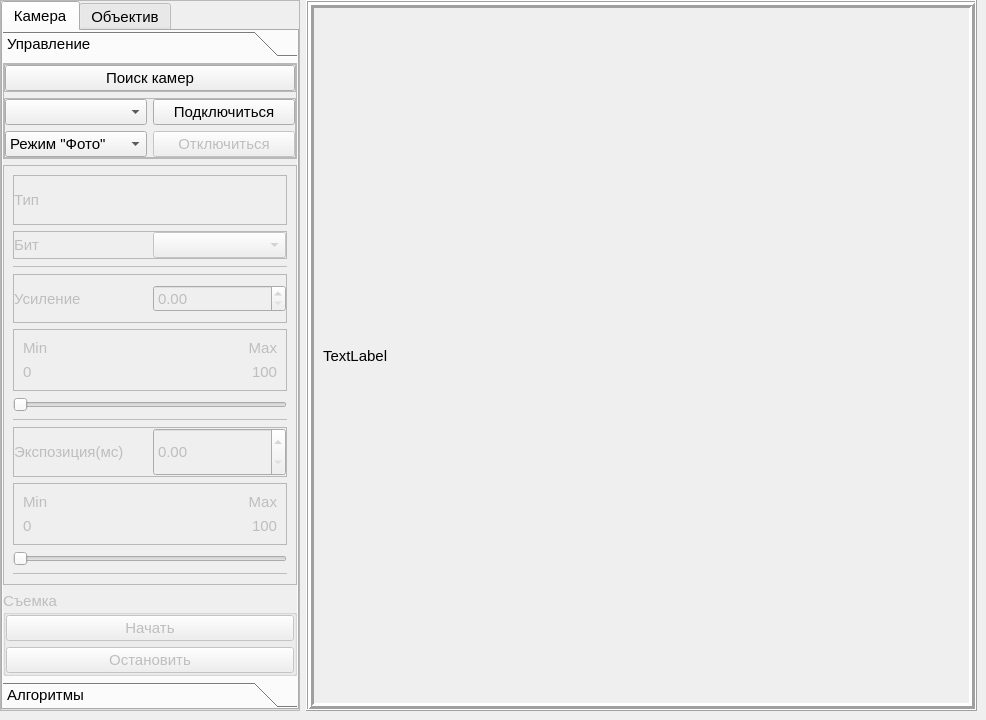
H4KC3R/AlgoDemon, file project/source/mainwindow.ui: the form before one commit.
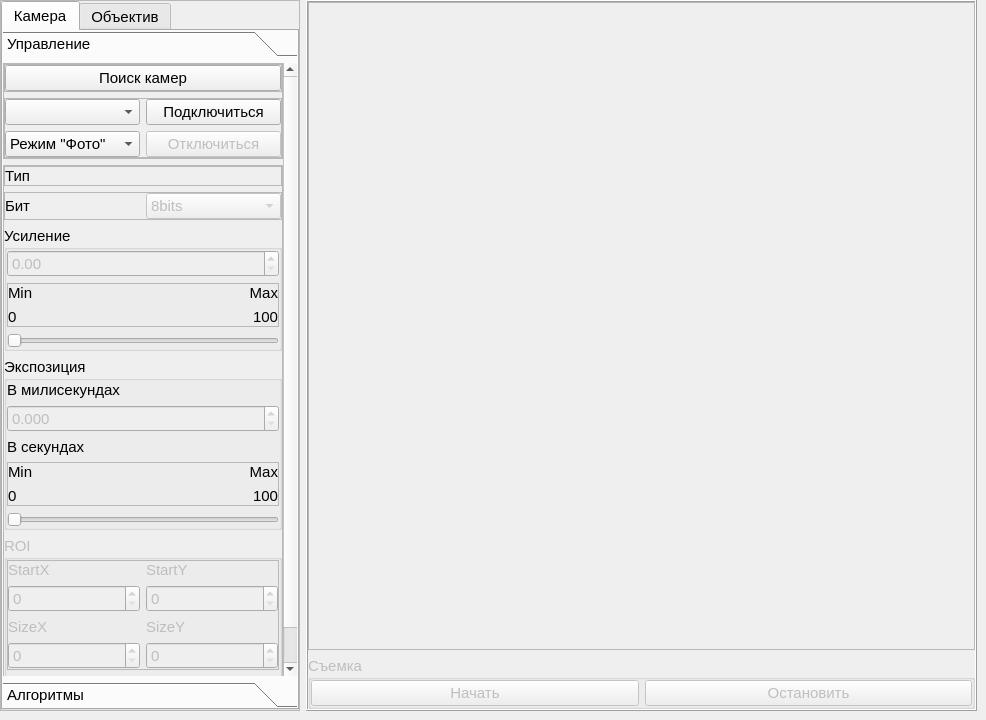
The form after the commit.

```diff
--- a/project/source/mainwindow.ui
+++ b/project/source/mainwindow.ui
@@ -105,9 +105,9 @@
               <property name="geometry">
                <rect>
                 <x>0</x>
-                <y>0</y>
-                <width>299</width>
-                <height>586</height>
+                <y>-108</y>
+                <width>285</width>
+                <height>694</height>
                </rect>
               </property>
               <attribute name="label">
@@ -263,7 +263,7 @@
                <item>
                 <widget class="QFrame" name="cameraControlFrame">
                  <property name="enabled">
-                  <bool>false</bool>
+                  <bool>true</bool>
                  </property>
                  <property name="sizePolicy">
                   <sizepolicy hsizetype="Preferred" vsizetype="Preferred">
@@ -278,6 +278,15 @@
                   <enum>QFrame::Raised</enum>
                  </property>
                  <layout class="QVBoxLayout" name="verticalLayout_8">
+                  <property name="leftMargin">
+                   <number>0</number>
+                  </property>
+                  <property name="topMargin">
+                   <number>0</number>
+                  </property>
+                  <property name="rightMargin">
+                   <number>0</number>
+                  </property>
                   <item>
                    <widget class="QFrame" name="cameraTypeFrame">
                     <property name="frameShape">
@@ -302,7 +311,7 @@
                      <item>
                       <widget class="QLabel" name="cameraTypeLabel">
                        <property name="enabled">
-                        <bool>false</bool>
+                        <bool>true</bool>
                        </property>
                        <property name="text">
                         <string>Тип</string>
@@ -354,67 +363,79 @@
                       </widget>
                      </item>
                      <item>
-                      <widget class="QComboBox" name="cameraDepthComboBox"/>
+                      <widget class="QComboBox" name="cameraDepthComboBox">
+                       <property name="enabled">
+                        <bool>false</bool>
+                       </property>
+                       <item>
+                        <property name="text">
+                         <string>8bits</string>
+                        </property>
+                       </item>
+                       <item>
+                        <property name="text">
+                         <string>16bits</string>
+                        </property>
+                       </item>
+                      </widget>
                      </item>
                     </layout>
                    </widget>
                   </item>
                   <item>
-                   <widget class="Line" name="cameraDepthLine">
-                    <property name="frameShadow">
-                     <enum>QFrame::Plain</enum>
+                   <widget class="QGroupBox" name="cameraGainGroupBox">
+                    <property name="enabled">
+                     <bool>true</bool>
                     </property>
-                    <property name="lineWidth">
-                     <number>1</number>
-                    </property>
-                    <property name="orientation">
-                     <enum>Qt::Horizontal</enum>
-                    </property>
-                   </widget>
-                  </item>
-                  <item>
-                   <widget class="QFrame" name="cameraGainFrame">
-                    <property name="frameShape">
-                     <enum>QFrame::StyledPanel</enum>
-                    </property>
-                    <property name="frameShadow">
-                     <enum>QFrame::Raised</enum>
-                    </property>
-                    <layout class="QHBoxLayout" name="horizontalLayout_3">
-                     <property name="leftMargin">
-                      <number>0</number>
-                     </property>
-                     <property name="topMargin">
-                      <number>0</number>
-                     </property>
-                     <property name="rightMargin">
-                      <number>0</number>
-                     </property>
-                     <property name="bottomMargin">
-                      <number>0</number>
-                     </property>
-                     <item>
-                      <widget class="QLabel" name="cameraGainLabel">
-                       <property name="text">
+                    <property name="title">
                         <string>Усиление</string>
                        </property>
-                      </widget>
-                     </item>
+                    <layout class="QVBoxLayout" name="verticalLayout_7">
+                     <property name="leftMargin">
+                      <number>0</number>
+                     </property>
+                     <property name="topMargin">
+                      <number>0</number>
+                     </property>
+                     <property name="rightMargin">
+                      <number>0</number>
+                     </property>
+                     <property name="bottomMargin">
+                      <number>0</number>
+                     </property>
                      <item>
                       <widget class="QDoubleSpinBox" name="cameraGainDSpinBox">
+                       <property name="enabled">
+                        <bool>false</bool>
+                       </property>
                        <property name="sizePolicy">
                         <sizepolicy hsizetype="Preferred" vsizetype="Fixed">
                          <horstretch>0</horstretch>
                          <verstretch>0</verstretch>
                         </sizepolicy>
                        </property>
-                      </widget>
-                     </item>
-                    </layout>
+                       <property name="decimals">
+                        <number>2</number>
+                       </property>
                    </widget>
                   </item>
                   <item>
                    <widget class="QFrame" name="cameraGainMinMaxFrame">
+                       <property name="enabled">
+                        <bool>true</bool>
+                       </property>
+                       <property name="sizePolicy">
+                        <sizepolicy hsizetype="Preferred" vsizetype="Fixed">
+                         <horstretch>0</horstretch>
+                         <verstretch>0</verstretch>
+                        </sizepolicy>
+                       </property>
+                       <property name="maximumSize">
+                        <size>
+                         <width>16777215</width>
+                         <height>50</height>
+                        </size>
+                       </property>
                     <property name="frameShape">
                      <enum>QFrame::StyledPanel</enum>
                     </property>
@@ -422,10 +443,22 @@
                      <enum>QFrame::Raised</enum>
                     </property>
                     <layout class="QGridLayout" name="gridLayout_2">
-                     <item row="1" column="1">
-                      <widget class="QLabel" name="cameraGMaxLabel">
+                        <property name="leftMargin">
+                         <number>0</number>
+                        </property>
+                        <property name="topMargin">
+                         <number>0</number>
+                        </property>
+                        <property name="rightMargin">
+                         <number>0</number>
+                        </property>
+                        <property name="bottomMargin">
+                         <number>0</number>
+                        </property>
+                        <item row="4" column="1">
+                         <widget class="QLabel" name="cameraGMaxValLabel">
                        <property name="text">
-                        <string>Max</string>
+                           <string>100</string>
                        </property>
                        <property name="alignment">
                         <set>Qt::AlignRight|Qt::AlignTrailing|Qt::AlignVCenter</set>
@@ -439,6 +472,16 @@
                        </property>
                       </widget>
                      </item>
+                        <item row="1" column="1">
+                         <widget class="QLabel" name="cameraGMaxLabel">
+                          <property name="text">
+                           <string>Max</string>
+                          </property>
+                          <property name="alignment">
+                           <set>Qt::AlignRight|Qt::AlignTrailing|Qt::AlignVCenter</set>
+                          </property>
+                         </widget>
+                        </item>
                      <item row="1" column="0">
                       <widget class="QLabel" name="cameraGMinLabel">
                        <property name="text">
@@ -446,45 +489,31 @@
                        </property>
                       </widget>
                      </item>
-                     <item row="4" column="1">
-                      <widget class="QLabel" name="cameraGMaxValLabel">
-                       <property name="text">
-                        <string>100</string>
-                       </property>
-                       <property name="alignment">
-                        <set>Qt::AlignRight|Qt::AlignTrailing|Qt::AlignVCenter</set>
-                       </property>
-                      </widget>
-                     </item>
                     </layout>
                    </widget>
                   </item>
                   <item>
                    <widget class="QSlider" name="cameraGainHSlider">
+                       <property name="enabled">
+                        <bool>false</bool>
+                       </property>
                     <property name="orientation">
                      <enum>Qt::Horizontal</enum>
                     </property>
                    </widget>
                   </item>
-                  <item>
-                   <widget class="Line" name="cameraGainLine">
-                    <property name="frameShadow">
-                     <enum>QFrame::Plain</enum>
-                    </property>
-                    <property name="orientation">
-                     <enum>Qt::Horizontal</enum>
-                    </property>
+                    </layout>
                    </widget>
                   </item>
                   <item>
-                   <widget class="QFrame" name="cameraExposureFrame">
-                    <property name="frameShape">
-                     <enum>QFrame::StyledPanel</enum>
+                   <widget class="QGroupBox" name="cameraExposureGroupBox">
+                    <property name="enabled">
+                     <bool>true</bool>
                     </property>
-                    <property name="frameShadow">
-                     <enum>QFrame::Raised</enum>
+                    <property name="title">
+                     <string>Экспозиция</string>
                     </property>
-                    <layout class="QHBoxLayout" name="horizontalLayout_4">
+                    <layout class="QVBoxLayout" name="verticalLayout_18">
                      <property name="leftMargin">
                       <number>0</number>
                      </property>
@@ -498,27 +527,43 @@
                       <number>0</number>
                      </property>
                      <item>
-                      <widget class="QLabel" name="cameraExposureLabel">
+                      <widget class="QLabel" name="label_2">
                        <property name="text">
-                        <string>Экспозиция(мс)</string>
+                        <string>В милисекундах</string>
                        </property>
                       </widget>
                      </item>
                      <item>
                       <widget class="QDoubleSpinBox" name="cameraExposureDSpinBox">
+                       <property name="enabled">
+                        <bool>false</bool>
+                       </property>
                        <property name="sizePolicy">
                         <sizepolicy hsizetype="Preferred" vsizetype="Preferred">
                          <horstretch>0</horstretch>
                          <verstretch>0</verstretch>
                         </sizepolicy>
                        </property>
+                       <property name="decimals">
+                        <number>3</number>
+                       </property>
                       </widget>
                      </item>
-                    </layout>
+                     <item>
+                      <widget class="QLabel" name="label">
+                       <property name="text">
+                        <string>В секундах</string>
+                       </property>
                    </widget>
                   </item>
                   <item>
                    <widget class="QFrame" name="cameraExpMinMaxFrame">
+                       <property name="maximumSize">
+                        <size>
+                         <width>16777215</width>
+                         <height>50</height>
+                        </size>
+                       </property>
                     <property name="frameShape">
                      <enum>QFrame::StyledPanel</enum>
                     </property>
@@ -526,6 +571,18 @@
                      <enum>QFrame::Raised</enum>
                     </property>
                     <layout class="QGridLayout" name="gridLayout_3">
+                        <property name="leftMargin">
+                         <number>0</number>
+                        </property>
+                        <property name="topMargin">
+                         <number>0</number>
+                        </property>
+                        <property name="rightMargin">
+                         <number>0</number>
+                        </property>
+                        <property name="bottomMargin">
+                         <number>0</number>
+                        </property>
                      <item row="1" column="1">
                       <widget class="QLabel" name="cameraExpMaxValLabel">
                        <property name="text">
@@ -565,15 +622,8 @@
                   </item>
                   <item>
                    <widget class="QSlider" name="cameraExposureHSlider">
-                    <property name="orientation">
-                     <enum>Qt::Horizontal</enum>
-                    </property>
-                   </widget>
-                  </item>
-                  <item>
-                   <widget class="Line" name="cameraExposureLine">
-                    <property name="frameShadow">
-                     <enum>QFrame::Plain</enum>
+                       <property name="enabled">
+                        <bool>false</bool>
                     </property>
                     <property name="orientation">
                      <enum>Qt::Horizontal</enum>
@@ -584,20 +634,14 @@
                 </widget>
                </item>
                <item>
-                <widget class="QGroupBox" name="cameraCaptureGroupBox">
+                   <widget class="QGroupBox" name="cameraRoiGroupBox">
                  <property name="enabled">
                   <bool>false</bool>
                  </property>
-                 <property name="sizePolicy">
-                  <sizepolicy hsizetype="Preferred" vsizetype="Fixed">
-                   <horstretch>0</horstretch>
-                   <verstretch>0</verstretch>
-                  </sizepolicy>
-                 </property>
                  <property name="title">
-                  <string>Съемка</string>
-                 </property>
-                 <layout class="QVBoxLayout" name="verticalLayout_7">
+                     <string>ROI</string>
+                    </property>
+                    <layout class="QVBoxLayout" name="verticalLayout_17">
                   <property name="leftMargin">
                    <number>0</number>
                   </property>
@@ -611,17 +655,77 @@
                    <number>0</number>
                   </property>
                   <item>
-                   <widget class="QPushButton" name="cameraStartCaptureButton">
+                      <widget class="QFrame" name="cameraRoiSettingsFrame">
+                       <property name="frameShape">
+                        <enum>QFrame::StyledPanel</enum>
+                       </property>
+                       <property name="frameShadow">
+                        <enum>QFrame::Raised</enum>
+                       </property>
+                       <layout class="QGridLayout" name="gridLayout_7">
+                        <property name="leftMargin">
+                         <number>0</number>
+                        </property>
+                        <property name="topMargin">
+                         <number>0</number>
+                        </property>
+                        <property name="rightMargin">
+                         <number>0</number>
+                        </property>
+                        <property name="bottomMargin">
+                         <number>0</number>
+                        </property>
+                        <item row="0" column="1">
+                         <widget class="QLabel" name="cameraStartYFrame">
                     <property name="text">
-                     <string>Начать</string>
+                           <string>StartY</string>
                     </property>
                    </widget>
                   </item>
+                        <item row="1" column="0">
+                         <widget class="QSpinBox" name="cameraStartXSpinBox"/>
+                        </item>
+                        <item row="2" column="0">
+                         <widget class="QLabel" name="cameraSizeXFrame">
+                          <property name="text">
+                           <string>SizeX</string>
+                          </property>
+                         </widget>
+                        </item>
+                        <item row="0" column="0">
+                         <widget class="QLabel" name="cameraStartXFrame">
+                          <property name="text">
+                           <string>StartX</string>
+                          </property>
+                         </widget>
+                        </item>
+                        <item row="1" column="1">
+                         <widget class="QSpinBox" name="cameraStartYSpinBox"/>
+                        </item>
+                        <item row="2" column="1">
+                         <widget class="QLabel" name="cameraSizeYFrame">
+                          <property name="text">
+                           <string>SizeY</string>
+                          </property>
+                         </widget>
+                        </item>
+                        <item row="3" column="0">
+                         <widget class="QSpinBox" name="cameraSizeXSpinBox"/>
+                        </item>
+                        <item row="3" column="1">
+                         <widget class="QSpinBox" name="cameraSizeYSpinBox"/>
+                        </item>
+                       </layout>
+                      </widget>
+                     </item>
                   <item>
-                   <widget class="QPushButton" name="cameraStopCaptureButton">
+                      <widget class="QPushButton" name="cameraSetRoiButton">
                     <property name="text">
-                     <string>Остановить</string>
-                    </property>
+                        <string>задать ROI</string>
+                       </property>
+                      </widget>
+                     </item>
+                    </layout>
                    </widget>
                   </item>
                  </layout>
@@ -631,7 +735,7 @@
              </widget>
              <widget class="QWidget" name="imageProcessPage">
               <property name="enabled">
-               <bool>false</bool>
+               <bool>true</bool>
               </property>
               <property name="geometry">
                <rect>
@@ -659,6 +763,9 @@
                </property>
                <item>
                 <widget class="QFrame" name="imageProcessFrame">
+                 <property name="enabled">
+                  <bool>true</bool>
+                 </property>
                  <property name="frameShape">
                   <enum>QFrame::StyledPanel</enum>
                  </property>
@@ -666,8 +773,23 @@
                   <enum>QFrame::Raised</enum>
                  </property>
                  <layout class="QVBoxLayout" name="verticalLayout_11">
+                  <property name="leftMargin">
+                   <number>0</number>
+                  </property>
+                  <property name="topMargin">
+                   <number>0</number>
+                  </property>
+                  <property name="rightMargin">
+                   <number>0</number>
+                  </property>
+                  <property name="bottomMargin">
+                   <number>0</number>
+                  </property>
                   <item>
                    <widget class="QFrame" name="focusControlFrame">
+                    <property name="enabled">
+                     <bool>false</bool>
+                    </property>
                     <property name="frameShape">
                      <enum>QFrame::StyledPanel</enum>
                     </property>
@@ -675,24 +797,39 @@
                      <enum>QFrame::Raised</enum>
                     </property>
                     <layout class="QVBoxLayout" name="verticalLayout_16">
+                     <property name="leftMargin">
+                      <number>0</number>
+                     </property>
+                     <property name="topMargin">
+                      <number>0</number>
+                     </property>
+                     <property name="rightMargin">
+                      <number>0</number>
+                     </property>
+                     <property name="bottomMargin">
+                      <number>0</number>
+                     </property>
                      <item>
                       <widget class="QCheckBox" name="cameraEnableFocusCheckBox">
                        <property name="text">
-                        <string>CheckBox</string>
+                        <string>Задать область фокусировки</string>
                        </property>
                       </widget>
                      </item>
                      <item>
                       <widget class="QLabel" name="cameraFocusRoiLabel">
                        <property name="text">
-                        <string>TextLabel</string>
+                        <string/>
                        </property>
                       </widget>
                      </item>
                      <item>
                       <widget class="QPushButton" name="cameraFocusButton">
+                       <property name="enabled">
+                        <bool>false</bool>
+                       </property>
                        <property name="text">
-                        <string>PushButton</string>
+                        <string>Сфокусировать</string>
                        </property>
                       </widget>
                      </item>
@@ -701,6 +838,9 @@
                   </item>
                   <item>
                    <widget class="QCheckBox" name="debayerCheckBox">
+                    <property name="enabled">
+                     <bool>false</bool>
+                    </property>
                     <property name="text">
                      <string>Дебаеризация</string>
                     </property>
@@ -708,6 +848,9 @@
                   </item>
                   <item>
                    <widget class="QCheckBox" name="whiteBalanceCheckBox">
+                    <property name="enabled">
+                     <bool>false</bool>
+                    </property>
                     <property name="text">
                      <string>Баланс белого</string>
                     </property>
@@ -715,6 +858,9 @@
                   </item>
                   <item>
                    <widget class="QFrame" name="contrastsFrame">
+                    <property name="enabled">
+                     <bool>false</bool>
+                    </property>
                     <property name="sizePolicy">
                      <sizepolicy hsizetype="Preferred" vsizetype="Fixed">
                       <horstretch>0</horstretch>
@@ -859,6 +1005,15 @@
                   </item>
                   <item>
                    <widget class="QFrame" name="autoExposureFrame">
+                    <property name="enabled">
+                     <bool>false</bool>
+                    </property>
+                    <property name="sizePolicy">
+                     <sizepolicy hsizetype="Preferred" vsizetype="Fixed">
+                      <horstretch>0</horstretch>
+                      <verstretch>0</verstretch>
+                     </sizepolicy>
+                    </property>
                     <property name="frameShape">
                      <enum>QFrame::StyledPanel</enum>
                     </property>
@@ -886,7 +1041,11 @@
                       </widget>
                      </item>
                      <item row="1" column="1">
-                      <widget class="QLineEdit" name="autoExposureValLineEdit"/>
+                      <widget class="QLineEdit" name="autoExposureValLineEdit">
+                       <property name="readOnly">
+                        <bool>true</bool>
+                       </property>
+                      </widget>
                      </item>
                      <item row="0" column="0">
                       <widget class="QCheckBox" name="autoExposureCheckBox">
@@ -1151,7 +1310,7 @@
      </widget>
     </item>
     <item>
-     <widget class="QFrame" name="frame_2">
+     <widget class="QFrame" name="cameraDisplayControlFrame">
       <property name="sizePolicy">
        <sizepolicy hsizetype="Expanding" vsizetype="Preferred">
         <horstretch>0</horstretch>
@@ -1178,21 +1337,65 @@
         <number>0</number>
        </property>
        <item>
-        <widget class="QFrame" name="processed_image_frm">
+        <widget class="QFrame" name="cameraDisplayFrame">
          <property name="frameShape">
-          <enum>QFrame::Box</enum>
+          <enum>QFrame::StyledPanel</enum>
          </property>
          <property name="frameShadow">
           <enum>QFrame::Raised</enum>
          </property>
-         <property name="lineWidth">
-          <number>3</number>
-         </property>
          <layout class="QHBoxLayout" name="horizontalLayout_7">
           <item>
-           <widget class="QLabel" name="label_2">
+           <widget class="QLabel" name="imageLabel">
             <property name="text">
-             <string>TextLabel</string>
+             <string/>
+            </property>
+           </widget>
+          </item>
+         </layout>
+        </widget>
+       </item>
+       <item>
+        <widget class="QGroupBox" name="cameraCaptureGroupBox">
+         <property name="enabled">
+          <bool>false</bool>
+         </property>
+         <property name="sizePolicy">
+          <sizepolicy hsizetype="Preferred" vsizetype="Fixed">
+           <horstretch>0</horstretch>
+           <verstretch>0</verstretch>
+          </sizepolicy>
+         </property>
+         <property name="title">
+          <string>Съемка</string>
+         </property>
+         <layout class="QHBoxLayout" name="horizontalLayout_6">
+          <property name="leftMargin">
+           <number>0</number>
+          </property>
+          <property name="topMargin">
+           <number>0</number>
+          </property>
+          <property name="rightMargin">
+           <number>0</number>
+          </property>
+          <property name="bottomMargin">
+           <number>0</number>
+          </property>
+          <item>
+           <widget class="QPushButton" name="cameraStartCaptureButton">
+            <property name="text">
+             <string>Начать</string>
+            </property>
+           </widget>
+          </item>
+          <item>
+           <widget class="QPushButton" name="cameraStopCaptureButton">
+            <property name="enabled">
+             <bool>false</bool>
+            </property>
+            <property name="text">
+             <string>Остановить</string>
             </property>
            </widget>
           </item>
```
Lines whose indentation alone changed are shown as unchanged.
